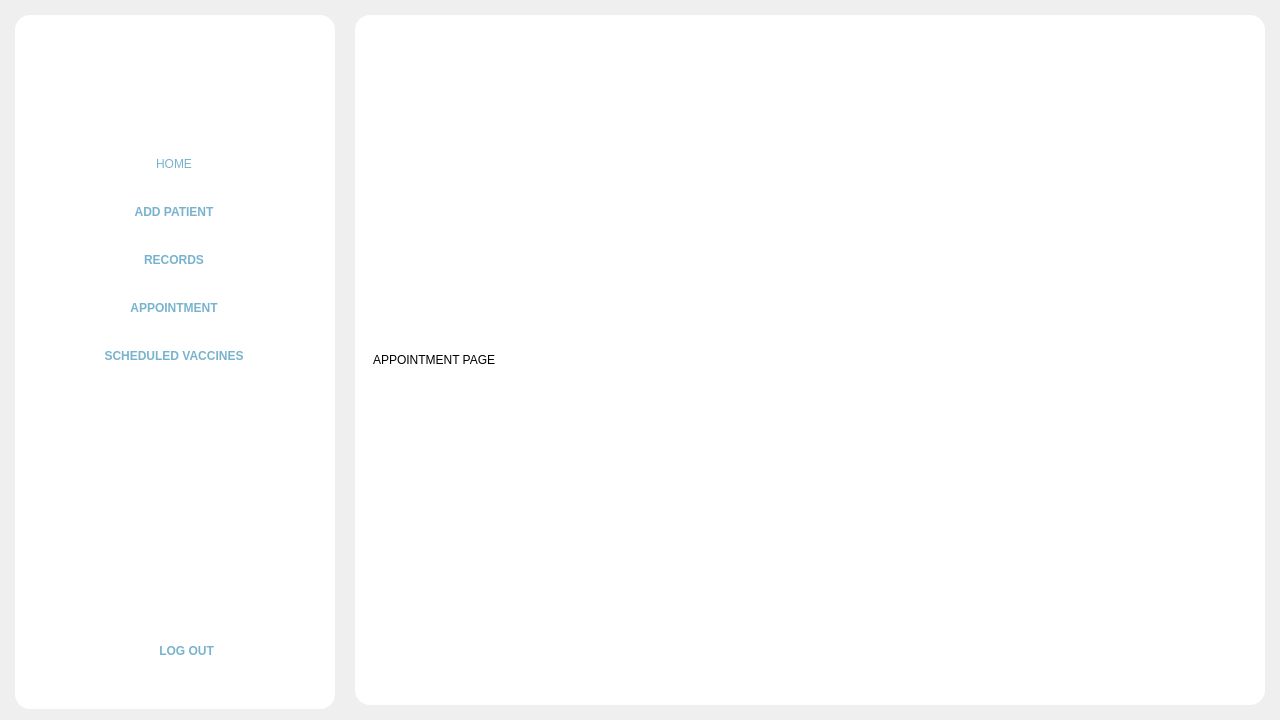
Above: Frontend/Home.ui from rmmln/Petmate-Desktop-Application before the change. Below: the same form after it.
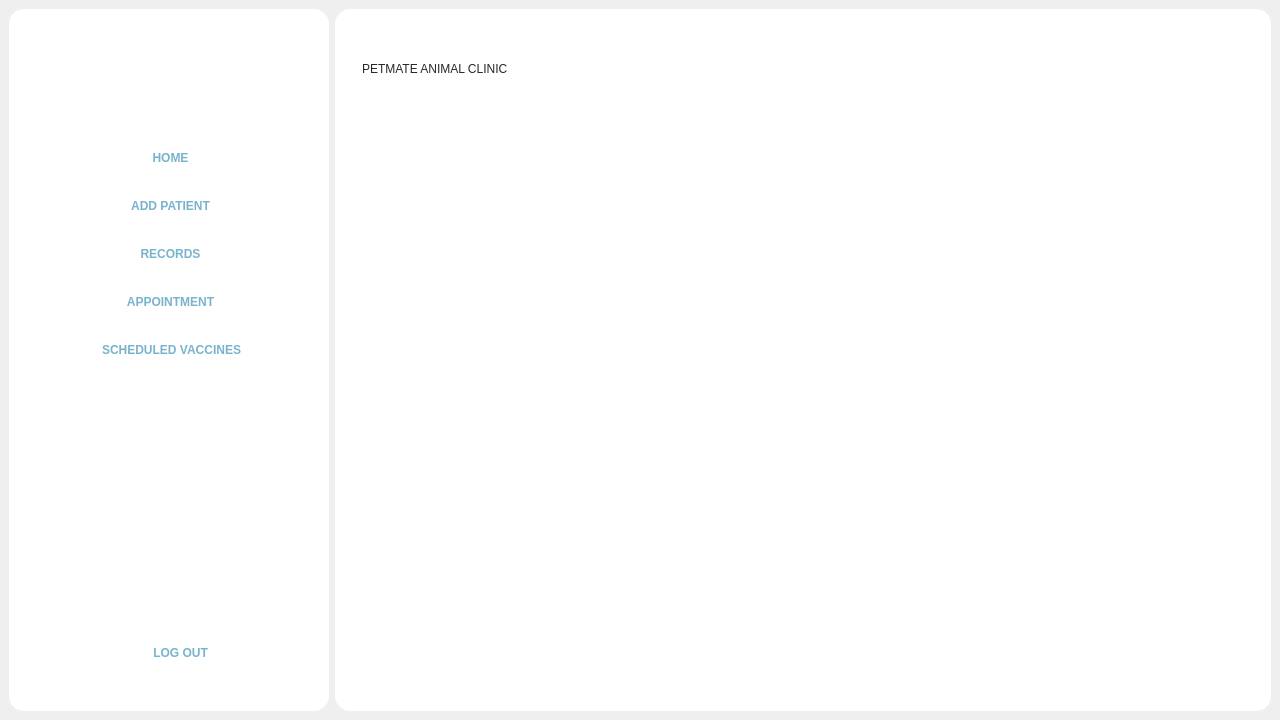
That is the form after the change. The open tabs and pages were chosen to show the change. Icons and pictures are not drawn.

Patch:
```diff
--- a/Frontend/Home.ui
+++ b/Frontend/Home.ui
@@ -11,7 +11,7 @@
    </rect>
   </property>
   <property name="sizePolicy">
-   <sizepolicy hsizetype="Expanding" vsizetype="Expanding">
+   <sizepolicy hsizetype="Preferred" vsizetype="Preferred">
     <horstretch>0</horstretch>
     <verstretch>0</verstretch>
    </sizepolicy>
@@ -56,21 +56,6 @@
 </string>
    </property>
    <layout class="QHBoxLayout" name="horizontalLayout_3">
-    <property name="spacing">
-     <number>20</number>
-    </property>
-    <property name="leftMargin">
-     <number>15</number>
-    </property>
-    <property name="topMargin">
-     <number>15</number>
-    </property>
-    <property name="rightMargin">
-     <number>15</number>
-    </property>
-    <property name="bottomMargin">
-     <number>15</number>
-    </property>
     <item>
      <widget class="QFrame" name="sideNav">
       <property name="enabled">
@@ -169,7 +154,7 @@
            <widget class="QToolButton" name="homeBtn">
             <property name="minimumSize">
              <size>
-              <width>240</width>
+              <width>245</width>
               <height>0</height>
              </size>
             </property>
@@ -184,6 +169,7 @@
 	border:none;
 	background-color:transparent;
 	font: 87 12pt &quot;Montserrat Black&quot;;
+	font-weight:bold;
 	color:#78B3CE;
 	border-radius:15px;
 	padding:10;
@@ -224,7 +210,7 @@
            <widget class="QToolButton" name="addPatientBtn">
             <property name="minimumSize">
              <size>
-              <width>240</width>
+              <width>245</width>
               <height>0</height>
              </size>
             </property>
@@ -280,7 +266,7 @@
            <widget class="QToolButton" name="petRecordsBtn">
             <property name="minimumSize">
              <size>
-              <width>240</width>
+              <width>245</width>
               <height>0</height>
              </size>
             </property>
@@ -336,7 +322,7 @@
            <widget class="QToolButton" name="appointmentBtn">
             <property name="minimumSize">
              <size>
-              <width>240</width>
+              <width>245</width>
               <height>0</height>
              </size>
             </property>
@@ -392,7 +378,7 @@
            <widget class="QToolButton" name="schedVaxBtn">
             <property name="minimumSize">
              <size>
-              <width>240</width>
+              <width>247</width>
               <height>0</height>
              </size>
             </property>
@@ -1854,21 +1840,51 @@
           </layout>
          </widget>
          <widget class="QWidget" name="AppointmentPage">
-          <layout class="QGridLayout" name="gridLayout_2">
-           <item row="0" column="0">
             <widget class="QLabel" name="label_13">
+           <property name="geometry">
+            <rect>
+             <x>10</x>
+             <y>20</y>
+             <width>741</width>
+             <height>61</height>
+            </rect>
+           </property>
              <property name="styleSheet">
-              <string notr="true">QLabel{
-font: 81 36pt &quot;Montserrat ExtraBold&quot;;
-color:black;
-}</string>
+            <string notr="true">font: bold 25pt &quot;Rubik Mono One&quot;;
+color:rgb(39, 39, 39);
+bg-color: white;
+margin: 5px;
+</string>
              </property>
              <property name="text">
-              <string>APPOINTMENT PAGE</string>
-             </property>
-            </widget>
-           </item>
-          </layout>
+            <string>PETMATE ANIMAL CLINIC</string>
+           </property>
+          </widget>
+          <widget class="QLabel" name="label_23">
+           <property name="geometry">
+            <rect>
+             <x>720</x>
+             <y>20</y>
+             <width>171</width>
+             <height>60</height>
+            </rect>
+           </property>
+           <property name="minimumSize">
+            <size>
+             <width>100</width>
+             <height>60</height>
+            </size>
+           </property>
+           <property name="text">
+            <string/>
+           </property>
+           <property name="pixmap">
+            <pixmap resource="resource.qrc">:/images/image/petmateLogo.png</pixmap>
+           </property>
+           <property name="scaledContents">
+            <bool>true</bool>
+           </property>
+          </widget>
          </widget>
          <widget class="QWidget" name="SchedVax">
           <layout class="QHBoxLayout" name="horizontalLayout_2">
@@ -1900,6 +1916,7 @@
    </layout>
   </widget>
  </widget>
+ <layoutdefault spacing="6" margin="9"/>
  <resources>
   <include location="resource.qrc"/>
   <include location="resource.qrc"/>
```
Left out of the diff: 213 changed lines with no effect on the pictures. Lines whose indentation alone changed are shown as unchanged.
